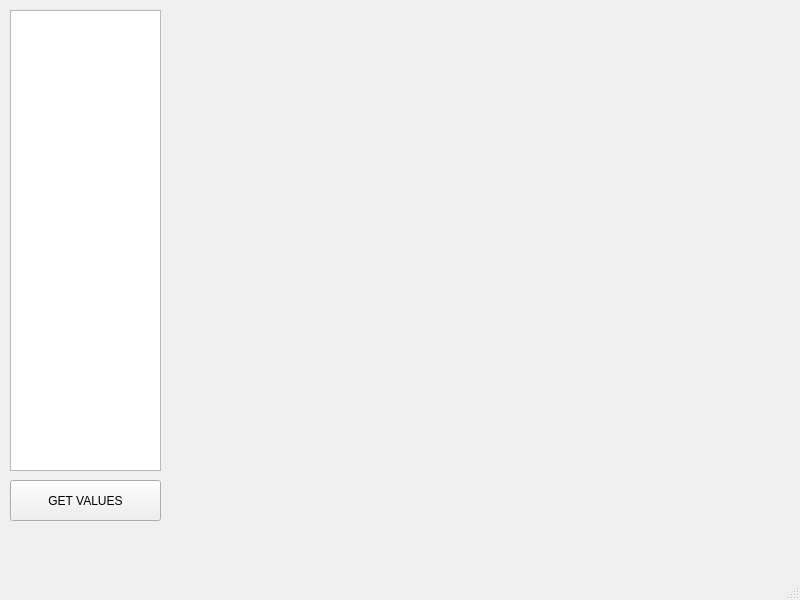
First picture: the form in sequenceapplication.ui, repository Nourreddine1920/Serial_Port_COM, before the edit.
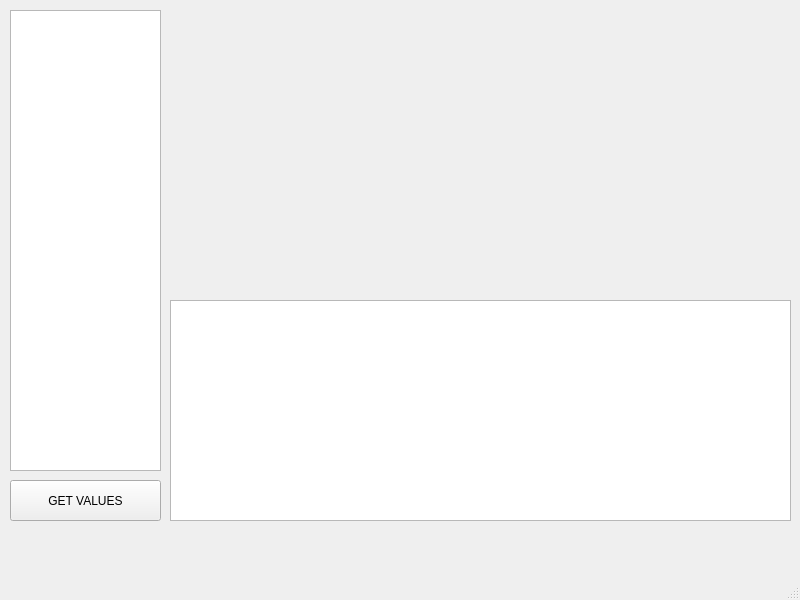
Second picture: the form after the edit.

Commit message: new changes in seq app

What changed in the file:
```diff
--- a/sequenceapplication.ui
+++ b/sequenceapplication.ui
@@ -34,16 +34,6 @@
      </rect>
     </property>
    </widget>
-   <widget class="QWidget" name="OUTPUTwidget" native="true">
-    <property name="geometry">
-     <rect>
-      <x>170</x>
-      <y>300</y>
-      <width>621</width>
-      <height>221</height>
-     </rect>
-    </property>
-   </widget>
    <widget class="QWidget" name="DACwidget" native="true">
     <property name="geometry">
      <rect>
@@ -117,6 +107,16 @@
      <string>GET VALUES</string>
     </property>
    </widget>
+   <widget class="QTextBrowser" name="out">
+    <property name="geometry">
+     <rect>
+      <x>170</x>
+      <y>300</y>
+      <width>621</width>
+      <height>221</height>
+     </rect>
+    </property>
+   </widget>
   </widget>
   <widget class="QMenuBar" name="menubar">
    <property name="geometry">
```
The commit also changes 2 other files.
